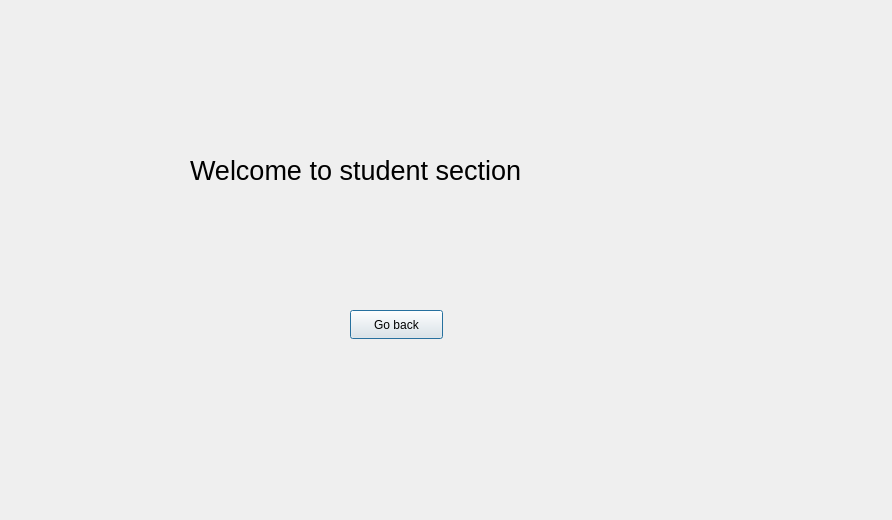
BiratBC/ExamSphereV1, file ExamSphereV1/student.ui: the form before one commit.
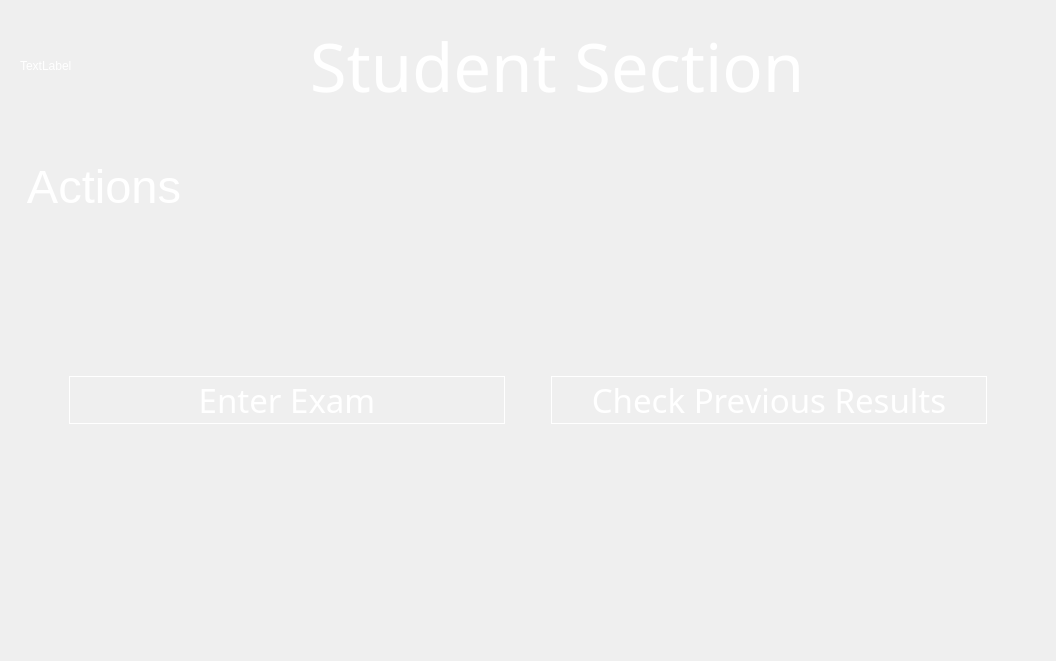
The form after the commit. Icons and pictures are not drawn.

Patch:
```diff
--- a/ExamSphereV1/student.ui
+++ b/ExamSphereV1/student.ui
@@ -6,53 +6,224 @@
    <rect>
     <x>0</x>
     <y>0</y>
-    <width>892</width>
-    <height>520</height>
+    <width>1056</width>
+    <height>661</height>
    </rect>
   </property>
   <property name="windowTitle">
    <string>Dialog</string>
   </property>
-  <widget class="QLabel" name="label">
-   <property name="enabled">
-    <bool>true</bool>
-   </property>
-   <property name="geometry">
-    <rect>
-     <x>190</x>
-     <y>110</y>
-     <width>411</width>
-     <height>121</height>
-    </rect>
-   </property>
-   <property name="sizePolicy">
-    <sizepolicy hsizetype="Maximum" vsizetype="Maximum">
-     <horstretch>0</horstretch>
-     <verstretch>0</verstretch>
-    </sizepolicy>
-   </property>
-   <property name="font">
-    <font>
-     <pointsize>20</pointsize>
-    </font>
-   </property>
-   <property name="text">
-    <string>Welcome to student section</string>
-   </property>
-  </widget>
-  <widget class="QPushButton" name="pushButton">
-   <property name="geometry">
-    <rect>
-     <x>350</x>
-     <y>310</y>
-     <width>93</width>
-     <height>29</height>
-    </rect>
-   </property>
-   <property name="text">
-    <string>Go back</string>
-   </property>
-  </widget>
+  <property name="styleSheet">
+   <string notr="true">background-image: url(:/rec/assets/bg3.jpg);</string>
+  </property>
+  <layout class="QGridLayout" name="gridLayout_2">
+   <item row="0" column="0">
+    <widget class="QGroupBox" name="groupBox">
+     <property name="styleSheet">
+      <string notr="true">color: rgb(255, 255, 255);
+border:0px solid white;</string>
+     </property>
+     <property name="title">
+      <string/>
+     </property>
+     <layout class="QGridLayout" name="gridLayout">
+      <item row="2" column="0">
+       <widget class="QGroupBox" name="groupBox_2">
+        <property name="font">
+         <font>
+          <family>Ubuntu</family>
+          <pointsize>35</pointsize>
+         </font>
+        </property>
+        <property name="title">
+         <string>Actions</string>
+        </property>
+        <layout class="QVBoxLayout" name="verticalLayout">
+         <item>
+          <spacer name="verticalSpacer_3">
+           <property name="orientation">
+            <enum>Qt::Vertical</enum>
+           </property>
+           <property name="sizeHint" stdset="0">
+            <size>
+             <width>20</width>
+             <height>40</height>
+            </size>
+           </property>
+          </spacer>
+         </item>
+         <item>
+          <layout class="QHBoxLayout" name="horizontalLayout_2">
+           <item>
+            <spacer name="horizontalSpacer_2">
+             <property name="orientation">
+              <enum>Qt::Horizontal</enum>
+             </property>
+             <property name="sizeType">
+              <enum>QSizePolicy::Maximum</enum>
+             </property>
+             <property name="sizeHint" stdset="0">
+              <size>
+               <width>40</width>
+               <height>20</height>
+              </size>
+             </property>
+            </spacer>
+           </item>
+           <item>
+            <widget class="QPushButton" name="pushButton">
+             <property name="sizePolicy">
+              <sizepolicy hsizetype="Preferred" vsizetype="Fixed">
+               <horstretch>0</horstretch>
+               <verstretch>0</verstretch>
+              </sizepolicy>
+             </property>
+             <property name="font">
+              <font>
+               <family>Ubuntu Light</family>
+               <pointsize>25</pointsize>
+              </font>
+             </property>
+             <property name="cursor">
+              <cursorShape>PointingHandCursor</cursorShape>
+             </property>
+             <property name="styleSheet">
+              <string notr="true">border:1px solid white;
+</string>
+             </property>
+             <property name="text">
+              <string>Enter Exam</string>
+             </property>
+            </widget>
+           </item>
+           <item>
+            <spacer name="horizontalSpacer">
+             <property name="orientation">
+              <enum>Qt::Horizontal</enum>
+             </property>
+             <property name="sizeType">
+              <enum>QSizePolicy::Preferred</enum>
+             </property>
+             <property name="sizeHint" stdset="0">
+              <size>
+               <width>40</width>
+               <height>20</height>
+              </size>
+             </property>
+            </spacer>
+           </item>
+           <item>
+            <widget class="QPushButton" name="pushButton_2">
+             <property name="sizePolicy">
+              <sizepolicy hsizetype="Preferred" vsizetype="Fixed">
+               <horstretch>0</horstretch>
+               <verstretch>0</verstretch>
+              </sizepolicy>
+             </property>
+             <property name="font">
+              <font>
+               <family>Ubuntu Light</family>
+               <pointsize>25</pointsize>
+              </font>
+             </property>
+             <property name="cursor">
+              <cursorShape>PointingHandCursor</cursorShape>
+             </property>
+             <property name="styleSheet">
+              <string notr="true">border:1px solid white;</string>
+             </property>
+             <property name="text">
+              <string>Check Previous Results</string>
+             </property>
+            </widget>
+           </item>
+           <item>
+            <spacer name="horizontalSpacer_3">
+             <property name="orientation">
+              <enum>Qt::Horizontal</enum>
+             </property>
+             <property name="sizeType">
+              <enum>QSizePolicy::Maximum</enum>
+             </property>
+             <property name="sizeHint" stdset="0">
+              <size>
+               <width>40</width>
+               <height>20</height>
+              </size>
+             </property>
+            </spacer>
+           </item>
+          </layout>
+         </item>
+         <item>
+          <spacer name="verticalSpacer_2">
+           <property name="orientation">
+            <enum>Qt::Vertical</enum>
+           </property>
+           <property name="sizeHint" stdset="0">
+            <size>
+             <width>20</width>
+             <height>40</height>
+            </size>
+           </property>
+          </spacer>
+         </item>
+        </layout>
+       </widget>
+      </item>
+      <item row="0" column="0">
+       <layout class="QHBoxLayout" name="horizontalLayout">
+        <item>
+         <widget class="QLabel" name="logo4">
+          <property name="text">
+           <string>TextLabel</string>
+          </property>
+         </widget>
+        </item>
+        <item>
+         <widget class="QLabel" name="label_2">
+          <property name="sizePolicy">
+           <sizepolicy hsizetype="Expanding" vsizetype="Preferred">
+            <horstretch>0</horstretch>
+            <verstretch>0</verstretch>
+           </sizepolicy>
+          </property>
+          <property name="font">
+           <font>
+            <family>Ubuntu Medium</family>
+            <pointsize>50</pointsize>
+           </font>
+          </property>
+          <property name="text">
+           <string>Student Section</string>
+          </property>
+          <property name="alignment">
+           <set>Qt::AlignCenter</set>
+          </property>
+         </widget>
+        </item>
+       </layout>
+      </item>
+      <item row="1" column="0">
+       <spacer name="verticalSpacer">
+        <property name="orientation">
+         <enum>Qt::Vertical</enum>
+        </property>
+        <property name="sizeType">
+         <enum>QSizePolicy::Preferred</enum>
+        </property>
+        <property name="sizeHint" stdset="0">
+         <size>
+          <width>20</width>
+          <height>40</height>
+         </size>
+        </property>
+       </spacer>
+      </item>
+     </layout>
+    </widget>
+   </item>
+  </layout>
  </widget>
  <resources/>
  <connections/>
```
